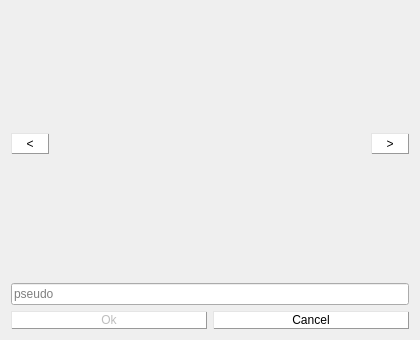
This is client/single-player/NewGame.ui in alphaonex86/CatchChallenger as Qt 5 draws it before an edit. The edited form follows.
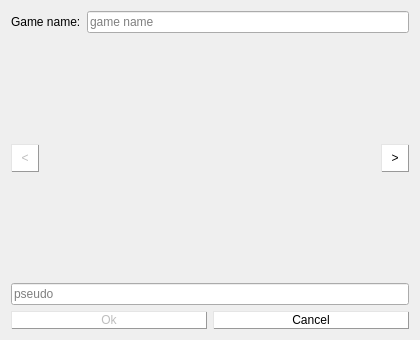
This is the edited form. Icons and pictures are not drawn.

What changed in the file:
```diff
--- a/client/single-player/NewGame.ui
+++ b/client/single-player/NewGame.ui
@@ -29,6 +29,31 @@
    <string notr="true">background-image: url(:/images/player-select.png);</string>
   </property>
   <layout class="QVBoxLayout" name="verticalLayout">
+   <item>
+    <layout class="QHBoxLayout" name="horizontalLayout">
+     <item>
+      <widget class="QLabel" name="label">
+       <property name="styleSheet">
+        <string notr="true">background-image: url(:/images/empty.png);</string>
+       </property>
+       <property name="text">
+        <string>Game name:</string>
+       </property>
+      </widget>
+     </item>
+     <item>
+      <widget class="QLineEdit" name="gameName">
+       <property name="styleSheet">
+        <string notr="true">background-image: url(:/images/light-white.png);
+border-image: url(:/images/empty.png);</string>
+       </property>
+       <property name="placeholderText">
+        <string>game name</string>
+       </property>
+      </widget>
+     </item>
+    </layout>
+   </item>
    <item>
     <layout class="QGridLayout" name="gridLayout">
      <item row="0" column="2">
@@ -46,9 +71,23 @@
      </item>
      <item row="1" column="0">
       <widget class="QToolButton" name="previousSkin">
+       <property name="enabled">
+        <bool>false</bool>
+       </property>
+       <property name="minimumSize">
+        <size>
+         <width>28</width>
+         <height>28</height>
+        </size>
+       </property>
+       <property name="maximumSize">
+        <size>
+         <width>28</width>
+         <height>28</height>
+        </size>
+       </property>
        <property name="styleSheet">
         <string notr="true">QToolButton {
-     border-radius: 15px;
      border-color:#000;
      border: 1px outset #999;
      background-color: rgb(255, 255, 255);
@@ -82,13 +121,13 @@
       <widget class="QLabel" name="skin">
        <property name="minimumSize">
         <size>
-         <width>192</width>
-         <height>192</height>
+         <width>160</width>
+         <height>160</height>
         </size>
        </property>
        <property name="maximumSize">
         <size>
-         <width>192</width>
+         <width>160</width>
          <height>192</height>
         </size>
        </property>
@@ -118,9 +157,20 @@
      </item>
      <item row="1" column="4">
       <widget class="QToolButton" name="nextSkin">
+       <property name="minimumSize">
+        <size>
+         <width>28</width>
+         <height>28</height>
+        </size>
+       </property>
+       <property name="maximumSize">
+        <size>
+         <width>28</width>
+         <height>28</height>
+        </size>
+       </property>
        <property name="styleSheet">
         <string notr="true">QToolButton {
-     border-radius: 15px;
      border-color:#000;
      border: 1px outset #999;
      background-color: rgb(255, 255, 255);
```
Left out of the diff: 12 changed lines with no effect on the pictures.
